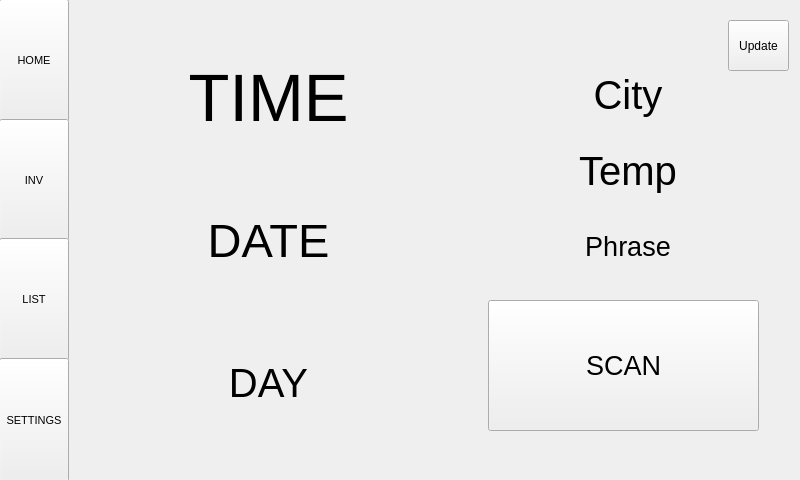
This is mainwindow.ui in jspinn/Foodventory as Qt 5 draws it before an edit. The edited form follows.
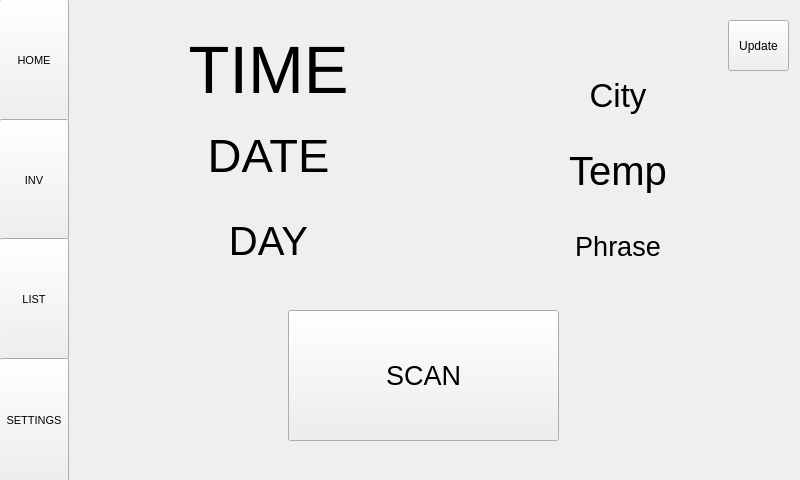
This is the edited form. The open tabs and pages were chosen to show the change.

Diff of the .ui file:
```diff
--- a/mainwindow.ui
+++ b/mainwindow.ui
@@ -41,7 +41,7 @@
         <x>10</x>
         <y>30</y>
         <width>381</width>
-        <height>421</height>
+        <height>251</height>
        </rect>
       </property>
       <layout class="QVBoxLayout" name="verticalLayout">
@@ -95,8 +95,8 @@
      <widget class="QPushButton" name="scanButton">
       <property name="geometry">
        <rect>
-        <x>420</x>
-        <y>300</y>
+        <x>220</x>
+        <y>310</y>
         <width>271</width>
         <height>131</height>
        </rect>
@@ -113,7 +113,7 @@
      <widget class="QWidget" name="verticalLayoutWidget_2">
       <property name="geometry">
        <rect>
-        <x>400</x>
+        <x>390</x>
         <y>60</y>
         <width>320</width>
         <height>221</height>
@@ -124,7 +124,7 @@
         <widget class="QLabel" name="cityLabel">
          <property name="font">
           <font>
-           <pointsize>30</pointsize>
+           <pointsize>25</pointsize>
           </font>
          </property>
          <property name="text">
```
Left out of the diff: 2 changed lines with no effect on the pictures.
